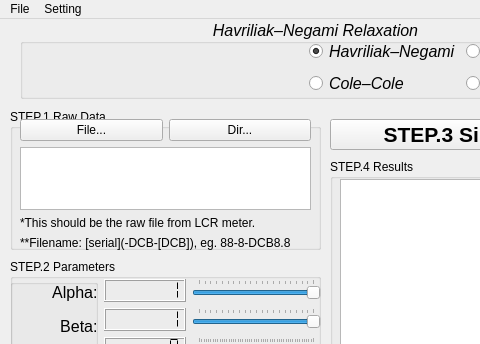
First picture: the form in app/ui/simulator_ui.ui, repository obliviousgarden/DataProcessingPlatform, before the edit; both pictures show x 0 to 480 and y 0 to 344 of the 628 by 473 pixel window.
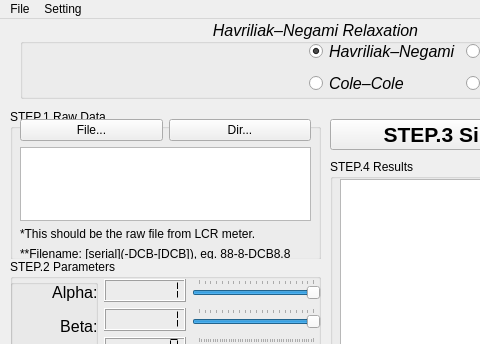
Second picture: the form after the edit. Icons and pictures are not drawn.

Patch:
```diff
--- a/app/ui/simulator_ui.ui
+++ b/app/ui/simulator_ui.ui
@@ -39,7 +39,7 @@
       <x>10</x>
       <y>90</y>
       <width>311</width>
-      <height>141</height>
+      <height>151</height>
      </rect>
     </property>
     <property name="autoFillBackground">
@@ -54,7 +54,7 @@
        <x>10</x>
        <y>10</y>
        <width>291</width>
-       <height>131</height>
+       <height>142</height>
       </rect>
      </property>
      <layout class="QVBoxLayout" name="Layout_step1">
```
Left out of the diff: 15 changed lines with no effect on the pictures.
